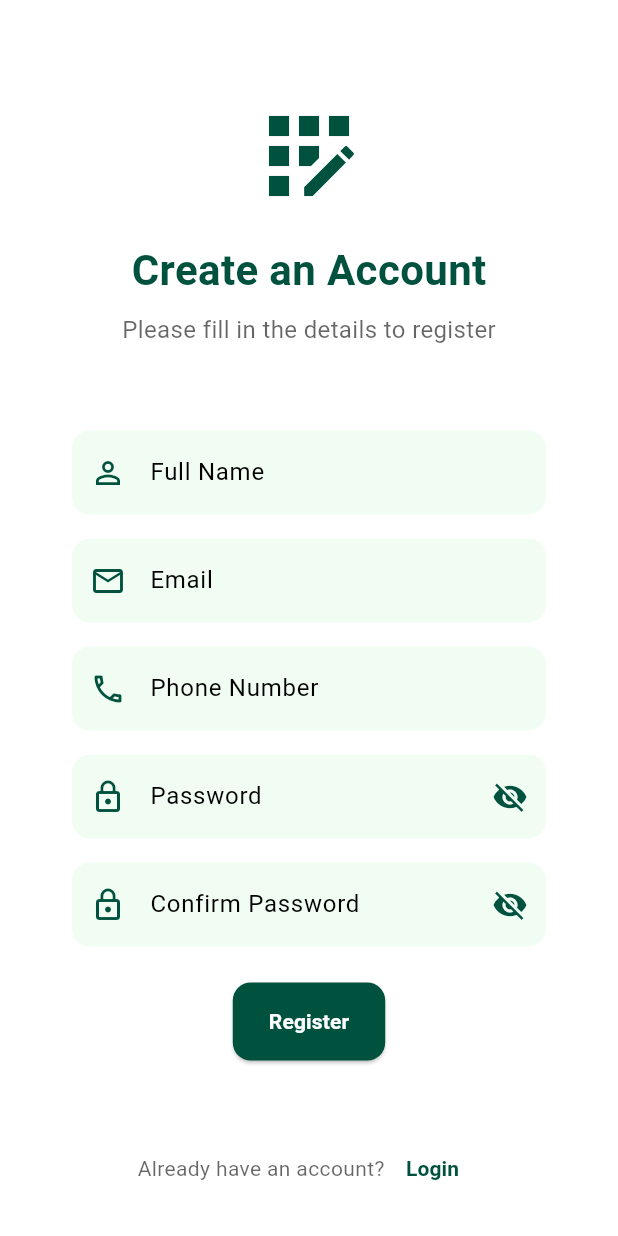
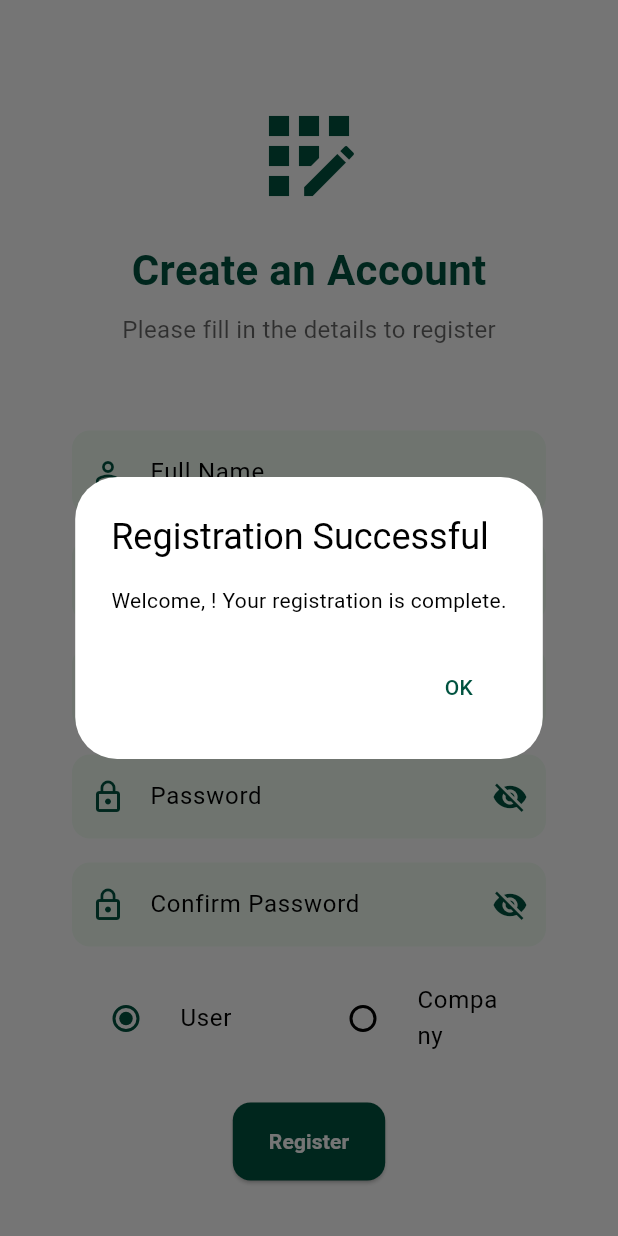
Before and after one commit to Mackle10/group26-recces-, a Flutter app: the RegisterScreen screen opened by its route, on a phone screen of 412 x 824 dp. Run offline on Flutter 3.47's test engine with Material 3 defaults, Android fonts, the phone set to English and light mode, and no system bars; our stand-ins replace bloc, cloud_firestore, equatable, firebase_auth, firebase_core, firebase_storage and 4 more; accounts and stored records are empty.

Commit message:
intergrating firestore to capture data as well as adding wellcome page

```diff
--- a/wastemanagement/lib/features/auth/domain/auth_repo.dart
+++ b/wastemanagement/lib/features/auth/domain/auth_repo.dart
@@ -1,4 +1,6 @@
 import 'package:firebase_auth/firebase_auth.dart';
+import 'package:cloud_firestore/cloud_firestore.dart';
+import 'package:wastemanagement/data/models/user_model.dart';
 
 abstract class AuthRepository {
   Stream<User?> get user;
@@ -15,6 +17,7 @@ abstract class AuthRepository {
     required String password,
     required String fullName,
     required String phoneNumber,
+    required String role,
   });
 
   Future<void> sendPasswordResetEmail(String email);
@@ -64,6 +67,7 @@ class FirebaseAuthRepository implements AuthRepository {
     required String password,
     required String fullName,
     required String phoneNumber,
+    required String role,
   }) async {
     final userCredential = await _firebaseAuth.createUserWithEmailAndPassword(
       email: email,
@@ -72,6 +76,20 @@ class FirebaseAuthRepository implements AuthRepository {
 
     await userCredential.user?.updateDisplayName(fullName);
     await userCredential.user?.reload();
+    // Write user to Firestore with role
+    final user = userCredential.user;
+    if (user != null) {
+      final userModel = UserModel(
+        id: user.uid,
+        name: fullName,
+        email: email,
+        phone: phoneNumber,
+        address: '', // You may want to collect this in the form
+        role: role,
+        createdAt: DateTime.now(),
+      );
+      await FirebaseFirestore.instance.collection('users').doc(user.uid).set(userModel.toMap());
+    }
   }
 
   @override
--- a/wastemanagement/lib/features/auth/presentation/bloc/auth_bloc.dart
+++ b/wastemanagement/lib/features/auth/presentation/bloc/auth_bloc.dart
@@ -5,6 +5,9 @@ import 'package:wastemanagement/features/auth/domain/auth_repo.dart';
 import 'package:meta/meta.dart';
 import 'package:equatable/equatable.dart';
 import 'package:flutter/foundation.dart';
+import 'package:cloud_firestore/cloud_firestore.dart';
+// import 'package:wastemanagement/data/models/user_model.dart';
+
 
 part 'auth_event.dart';
 part 'auth_state.dart';
@@ -41,7 +44,10 @@ class AuthBloc extends Bloc<AuthEvent, AuthState> {
   ) async {
     if (event.user != null) {
       if (event.user!.emailVerified) {
-        emit(Authenticated(event.user!));
+        // Fetch role from Firestore
+        final userDoc = await FirebaseFirestore.instance.collection('users').doc(event.user!.uid).get();
+        final role = userDoc.data()?['role'] ?? 'user';
+        emit(Authenticated(event.user!, role));
       } else {
         emit(UnverifiedEmail(event.user!));
       }
@@ -76,6 +82,7 @@ class AuthBloc extends Bloc<AuthEvent, AuthState> {
     emit(AuthLoading());
     try {
       await authRepository.createUserWithEmailAndPassword(
+        role: event.role,
         email: event.email,
         password: event.password,
         fullName: event.fullName,
@@ -153,7 +160,10 @@ class AuthBloc extends Bloc<AuthEvent, AuthState> {
     try {
       final user = await authRepository.getCurrentUser();
       if (user != null && user.emailVerified) {
-        emit(Authenticated(user));
+        // Fetch role from Firestore
+        final userDoc = await FirebaseFirestore.instance.collection('users').doc(user.uid).get();
+        final role = userDoc.data()?['role'] ?? 'user';
+        emit(Authenticated(user, role));
       } else if (user != null) {
         emit(UnverifiedEmail(user));
       } else {
@@ -177,7 +187,10 @@ class AuthBloc extends Bloc<AuthEvent, AuthState> {
       );
 
       final user = await authRepository.getCurrentUser();
-      emit(Authenticated(user!));
+      // Fetch role from Firestore
+      final userDoc = await FirebaseFirestore.instance.collection('users').doc(user!.uid).get();
+      final role = userDoc.data()?['role'] ?? 'user';
+      emit(Authenticated(user, role));
     } on FirebaseAuthException catch (e) {
       emit(AuthError(_mapFirebaseError(e)));
       emit(Unauthenticated());
@@ -198,7 +211,13 @@ class AuthBloc extends Bloc<AuthEvent, AuthState> {
         password: event.password,
         fullName: event.name,
         phoneNumber: event.phone,
+        role: event.role, // pass role
       );
+      final user = await authRepository.getCurrentUser();
+      // Fetch role from Firestore
+      final userDoc = await FirebaseFirestore.instance.collection('users').doc(user!.uid).get();
+      final role = userDoc.data()?['role'] ?? 'user';
+      emit(Authenticated(user!, role));
       add(EmailVerificationSent());
     } on FirebaseAuthException catch (e) {
       emit(AuthError(_mapFirebaseError(e)));
--- a/wastemanagement/lib/features/auth/presentation/bloc/auth_event.dart
+++ b/wastemanagement/lib/features/auth/presentation/bloc/auth_event.dart
@@ -33,11 +33,13 @@ class RegisterRequested extends AuthEvent {
   final String password;
   final String fullName;
   final String phoneNumber;
+  final String role;
   const RegisterRequested({
     required this.email,
     required this.password,
     required this.fullName,
     required this.phoneNumber,
+    required this.role,
   });
 
   @override
@@ -91,13 +93,18 @@ class RegisterEvent extends AuthEvent {
   final String email;
   final String phone;
   final String password;
+  final String role;
 
   const RegisterEvent({
     required this.name,
     required this.email,
     required this.phone,
     required this.password,
+    required this.role,
   });
+
+  @override
+  List<Object> get props => [name, email, phone, password, role];
 }
 
 // O11:E
--- a/wastemanagement/lib/features/auth/presentation/bloc/auth_state.dart
+++ b/wastemanagement/lib/features/auth/presentation/bloc/auth_state.dart
@@ -17,10 +17,11 @@ class AuthLoading extends AuthState {}
 // Authenticated states
 class Authenticated extends AuthState {
   final User user;
-  const Authenticated(this.user);
+  final String role;
+  const Authenticated(this.user, this.role);
 
   @override
-  List<Object> get props => [user];
+  List<Object> get props => [user, role];
 }
 
 class UnverifiedEmail extends AuthState {
--- a/wastemanagement/lib/features/auth/presentation/screens/register_screen.dart
+++ b/wastemanagement/lib/features/auth/presentation/screens/register_screen.dart
@@ -24,6 +24,7 @@ class _RegisterScreenState extends State<RegisterScreen> {
   final _confirmPasswordController = TextEditingController();
   bool _obscurePassword = true;
   bool _obscureConfirmPassword = true;
+  String _selectedRole = 'user'; // default
 
   @override
   void dispose() {
@@ -59,7 +60,11 @@ class _RegisterScreenState extends State<RegisterScreen> {
                   TextButton(
                     onPressed: () {
                       Navigator.of(context).pop();
-                      Navigator.pushReplacementNamed(context, AppRoutes.home);
+                      if (state.role == 'company') {
+                        Navigator.pushReplacementNamed(context, AppRoutes.companyDashboard);
+                      } else {
+                        Navigator.pushReplacementNamed(context, AppRoutes.home);
+                      }
                     },
                     child: const Text('OK'),
                   ),
@@ -189,6 +194,35 @@ class _RegisterScreenState extends State<RegisterScreen> {
                             ),
                             fillColor: AppColors.lightGreen2.withOpacity(0.2),
                           ),
+                          const SizedBox(height: 16),
+                          Row(
+                            children: [
+                              Expanded(
+                                child: RadioListTile<String>(
+                                  title: Text('User'),
+                                  value: 'user',
+                                  groupValue: _selectedRole,
+                                  onChanged: (value) {
+                                    setState(() {
+                                      _selectedRole = value!;
+                                    });
+                                  },
+                                ),
+                              ),
+                              Expanded(
+                                child: RadioListTile<String>(
+                                  title: Text('Company'),
+                                  value: 'company',
+                                  groupValue: _selectedRole,
+                                  onChanged: (value) {
+                                    setState(() {
+                                      _selectedRole = value!;
+                                    });
+                                  },
+                                ),
+                              ),
+                            ],
+                          ),
                           const SizedBox(height: 24),
                           CustomButton(
                             text: AppStrings.register,
@@ -203,6 +237,7 @@ class _RegisterScreenState extends State<RegisterScreen> {
                                         email: _emailController.text,
                                         phone: _phoneController.text,
                                         password: _passwordController.text,
+                                        role: _selectedRole,
                                       ),
                                     );
                               }
--- a/wastemanagement/lib/main.dart
+++ b/wastemanagement/lib/main.dart
@@ -39,7 +39,7 @@ class MyApp extends StatelessWidget {
           ),
           scaffoldBackgroundColor: AppColors.background,
         ),
-        initialRoute: AppRoutes.login,
+        initialRoute: AppRoutes.intro,
         routes: AppRoutes.routes,
         onGenerateRoute: RouteGenerator.generateRoute,
         debugShowCheckedModeBanner: false,
--- a/wastemanagement/lib/routes/app_routes.dart
+++ b/wastemanagement/lib/routes/app_routes.dart
@@ -2,12 +2,14 @@ import 'package:wastemanagement/features/auth/presentation/screens/login_screen.
 import 'package:wastemanagement/features/auth/presentation/screens/register_screen.dart';
 import 'package:wastemanagement/features/company/company_dashboard.dart';
 import 'package:wastemanagement/features/home/presentation/screens/home_screen.dart';
+import 'package:wastemanagement/features/home/presentation/screens/plain_intro_screen.dart';
 import 'package:wastemanagement/features/pickup/presentation/screens/schedule_pickup_screen.dart';
 import 'package:wastemanagement/features/recyclable/presentation/screens/recyclables_marketplace.dart';
 import 'package:wastemanagement/features/payment/presentation/screens/payment_screen.dart';
 
 class AppRoutes {
   static const initial = '/';
+  static const intro = '/';
   static const login = '/login';
   static const register = '/register';
   static const home = '/home';
@@ -17,6 +19,7 @@ class AppRoutes {
   static const payment = '/payment';
 
   static final routes = {
+    '/': (context) => const PlainIntroScreen(),
     '/login': (context) => const LoginScreen(),
     '/register': (context) => const RegisterScreen(),
     '/home': (context) => const HomeScreen(),
--- a/wastemanagement/lib/routes/route_generator.dart
+++ b/wastemanagement/lib/routes/route_generator.dart
@@ -2,10 +2,16 @@ import 'package:flutter/material.dart';
 import '../features/recyclable/presentation/screens/recyclable_list_screen.dart';
 import '../features/recyclable/presentation/screens/sell_screen.dart';
 import 'app_routes.dart';
+import '../features/home/presentation/screens/plain_intro_screen.dart';
 
 class RouteGenerator {
   static Route<dynamic> generateRoute(RouteSettings settings) {
     switch (settings.name) {
+      case '/':
+        return MaterialPageRoute(
+          builder: (_) => const PlainIntroScreen(),
+          settings: settings,
+        );
       case AppRoutes.recyclableList:
         return MaterialPageRoute(
           builder: (_) => const RecyclableListScreen(),
```
Also changed, not shown: wastemanagement/lib/features/home/presentation/screens/plain_intro_screen.dart (added, +60 -0 lines).
